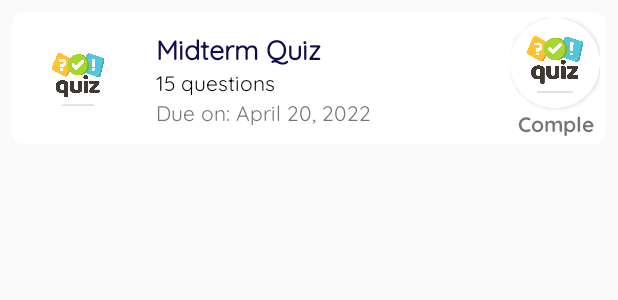
After one commit to enpro95L/miu-exam-prep, an Android app: the layout item_lesson.xml on its own in the app's theme, with its tools: preview values and no code run, on a phone screen of 412 x 824 dp. The commit adds this screen. Shown: the top 300 px of the screen. Run offline under Robolectric (Android 15) with nearby library versions, the phone set to English and light mode, and no system bars; Roboto replaces fonts that are not available here.

Commit message:
added Lessons to LessonActivity.kt.

```diff
--- a/app/src/main/res/layout/activity_lesson.xml
+++ b/app/src/main/res/layout/activity_lesson.xml
@@ -3,6 +3,7 @@
     xmlns:tools="http://schemas.android.com/tools"
     android:layout_width="match_parent"
     android:layout_height="match_parent"
+    xmlns:app="http://schemas.android.com/apk/res-auto"
     android:orientation="vertical"
     tools:context=".ui.activities.LessonActivity">
 
@@ -16,6 +17,8 @@
         android:layout_height="match_parent"
         android:paddingStart="24dp"
         android:paddingTop="12dp"
-        android:paddingEnd="24dp" />
+        android:paddingEnd="24dp"
+        app:layoutManager="androidx.recyclerview.widget.LinearLayoutManager"
+        tools:listitem="@layout/item_lesson"/>
 
 </LinearLayout>
--- /dev/null
+++ b/app/src/main/res/layout/item_lesson.xml
@@ -0,0 +1,75 @@
+<?xml version="1.0" encoding="utf-8"?>
+<androidx.cardview.widget.CardView xmlns:android="http://schemas.android.com/apk/res/android"
+    xmlns:app="http://schemas.android.com/apk/res-auto"
+    xmlns:tools="http://schemas.android.com/tools"
+    android:layout_width="match_parent"
+    android:layout_height="wrap_content"
+    android:layout_margin="8dp"
+    app:cardCornerRadius="8dp"
+    app:cardElevation="0dp"
+    tools:ignore="HardcodedText">
+    <RelativeLayout
+        android:layout_width="match_parent"
+        android:layout_height="wrap_content"
+        android:padding="4dp">
+        <ImageView
+            android:id="@+id/imgLesson"
+            android:layout_width="80dp"
+            android:layout_height="80dp"
+            android:contentDescription="@null"
+            android:padding="12dp"
+            android:src="@drawable/ic_logo" />
+        <LinearLayout
+            android:layout_width="match_parent"
+            android:layout_height="wrap_content"
+            android:layout_centerVertical="true"
+            android:layout_marginStart="12dp"
+            android:layout_toEndOf="@id/imgLesson"
+            android:layout_toStartOf="@id/llCompletion"
+            android:orientation="vertical">
+            <TextView
+                android:id="@+id/tvLessonName"
+                style="@style/MyTextView.Large"
+                android:text="Midterm Quiz"
+                android:textColor="@color/dark_blue"
+                android:textStyle="bold" />
+
+            <TextView
+                android:id="@+id/tvLessonQuestionNum"
+                style="@style/MyTextView.Medium"
+                android:text="15 questions" />
+
+            <TextView
+                android:id="@+id/tvLessonDescription"
+                style="@style/MyTextView.Medium"
+                android:text="Due on: April 20, 2022"
+                android:textColor="@color/normal_gray" />
+        </LinearLayout>
+        <LinearLayout
+            android:id="@+id/llCompletion"
+            android:layout_width="60dp"
+            android:layout_height="80dp"
+            android:orientation="vertical"
+            android:layout_alignParentEnd="true"
+            >
+            <androidx.cardview.widget.CardView
+                android:layout_width="60dp"
+                android:layout_height="60dp"
+                app:cardCornerRadius="30dp">
+
+                <ImageView
+                    android:layout_width="match_parent"
+                    android:layout_height="match_parent"
+                    android:contentDescription="@null"
+                    android:src="@drawable/ic_logo" />
+            </androidx.cardview.widget.CardView>
+            <TextView
+                android:id="@+id/tvLessonCompletion"
+                android:layout_width="match_parent"
+                android:layout_height="wrap_content"
+                android:text="Completion 20%"
+                android:textAlignment="center">
+            </TextView>
+        </LinearLayout>
+    </RelativeLayout>
+</androidx.cardview.widget.CardView>
```
Also changed, not shown: app/src/main/java/com/powersoft/miuexamprep/adapters/CourseAdapter.kt (+6 -2 lines), app/src/main/java/com/powersoft/miuexamprep/adapters/LessonAdapter.kt (+40 -1 lines), app/src/main/java/com/powersoft/miuexamprep/db/DatabaseSeeder.kt (+8 -0 lines), app/src/main/java/com/powersoft/miuexamprep/db/LessonSeeder.kt (added, +22 -0 lines), app/src/main/java/com/powersoft/miuexamprep/db/LessonsRepository.kt (added, +27 -0 lines), app/src/main/java/com/powersoft/miuexamprep/model/doa/LessonDao.kt (+23 -4 lines), app/src/main/java/com/powersoft/miuexamprep/ui/activities/LessonActivity.kt (+24 -5 lines), app/src/main/java/com/powersoft/miuexamprep/viewModels/LessonViewModel.kt (added, +43 -0 lines).
